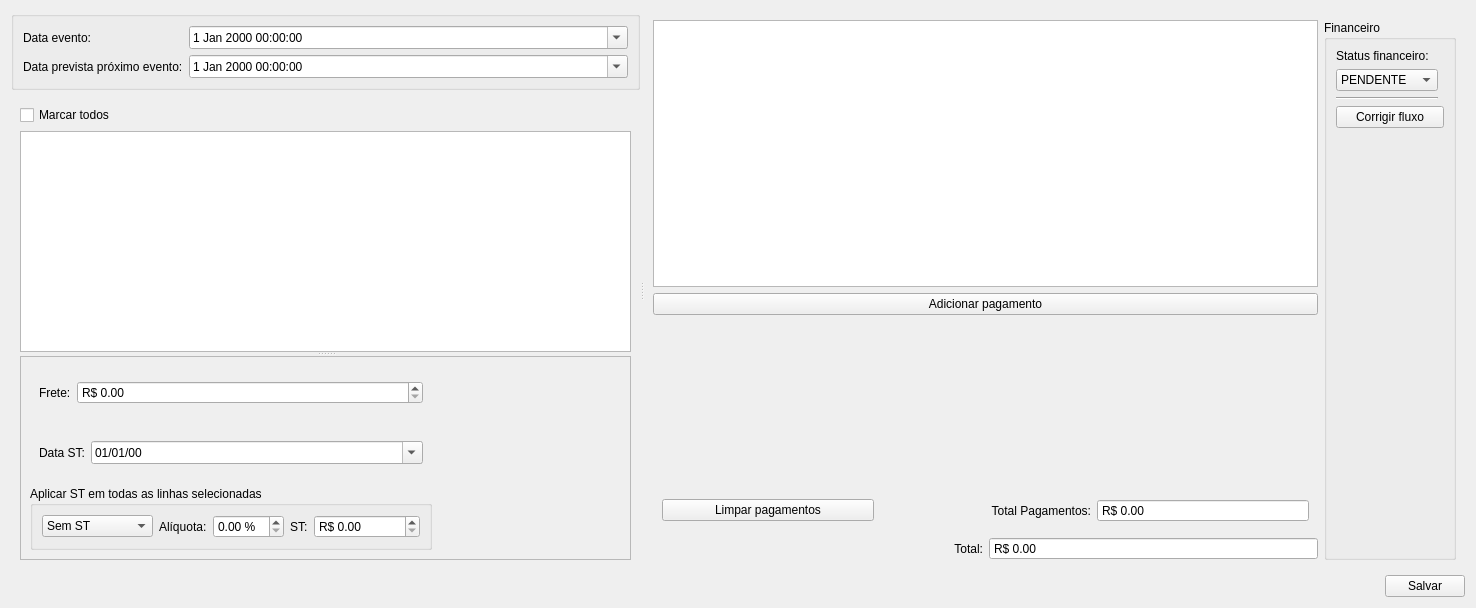
This is ui/inputdialogfinanceiro.ui in darktorres/ERP-STACCATO as Qt 5 draws it before an edit. The edited form follows.
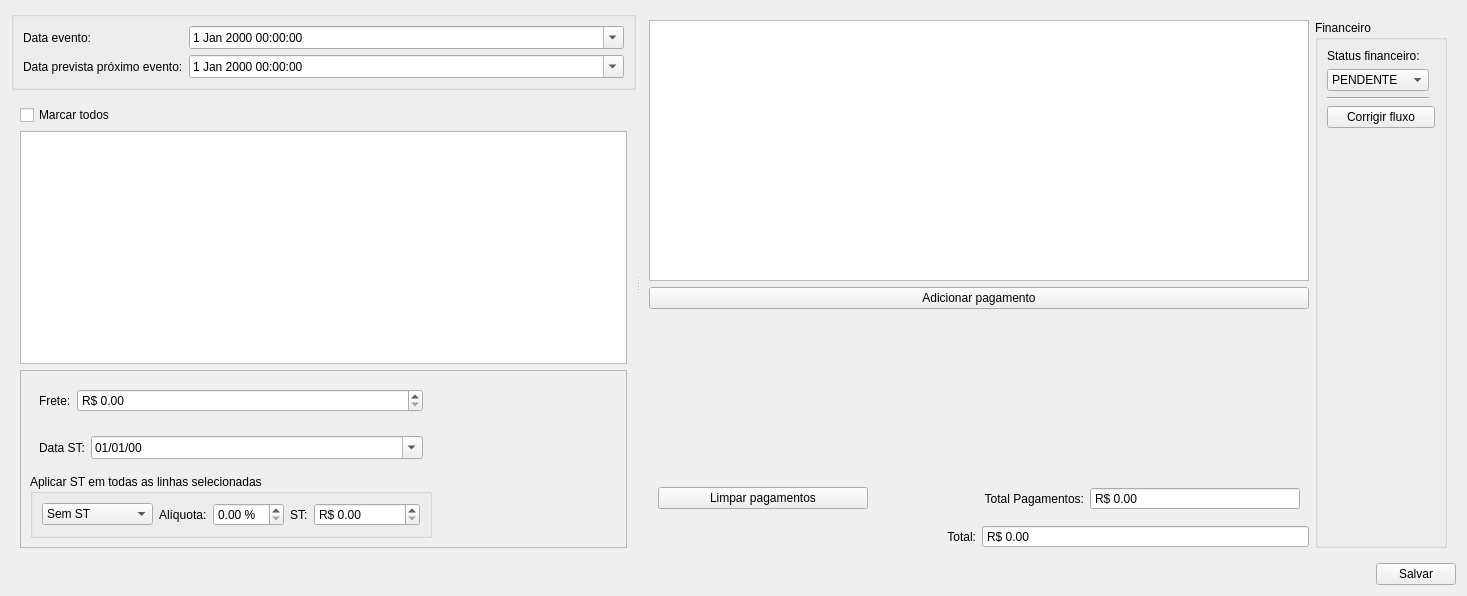
This is the edited form. Custom widgets are drawn as their Qt base class.

```diff
--- a/ui/inputdialogfinanceiro.ui
+++ b/ui/inputdialogfinanceiro.ui
@@ -6,8 +6,8 @@
    <rect>
     <x>0</x>
     <y>0</y>
-    <width>1476</width>
-    <height>608</height>
+    <width>1467</width>
+    <height>596</height>
    </rect>
   </property>
   <property name="windowTitle">
@@ -19,7 +19,7 @@
      <property name="orientation">
       <enum>Qt::Horizontal</enum>
      </property>
-     <widget class="QWidget" name="">
+     <widget class="QWidget" name="layoutWidget">
       <layout class="QVBoxLayout" name="verticalLayout_2">
        <item>
         <widget class="QGroupBox" name="frameData">
@@ -78,10 +78,6 @@
            </widget>
           </item>
           <item row="1" column="0">
-           <widget class="QSplitter" name="splitter_2">
-            <property name="orientation">
-             <enum>Qt::Vertical</enum>
-            </property>
             <widget class="TableView" name="table">
              <property name="minimumSize">
               <size>
@@ -102,6 +98,8 @@
               <bool>true</bool>
              </property>
             </widget>
+          </item>
+          <item row="2" column="0">
             <widget class="QFrame" name="frameAdicionais">
              <property name="frameShape">
               <enum>QFrame::StyledPanel</enum>
@@ -300,7 +298,6 @@
                </spacer>
               </item>
              </layout>
-            </widget>
            </widget>
           </item>
          </layout>
```
Lines whose indentation alone changed are shown as unchanged.
